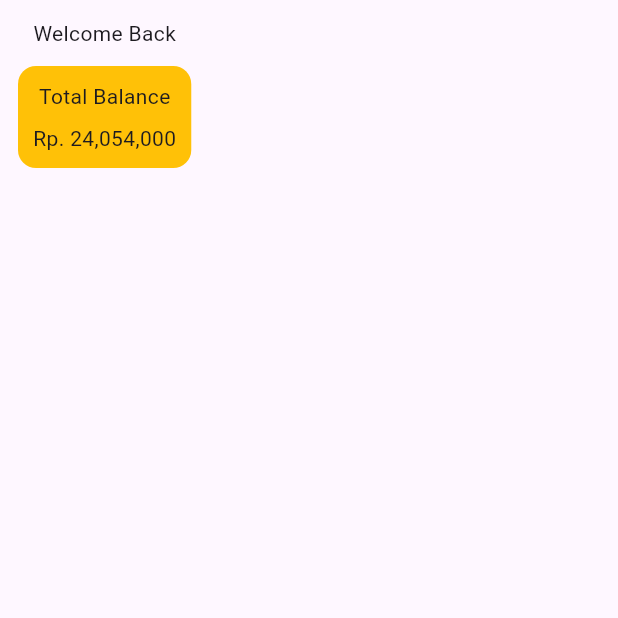
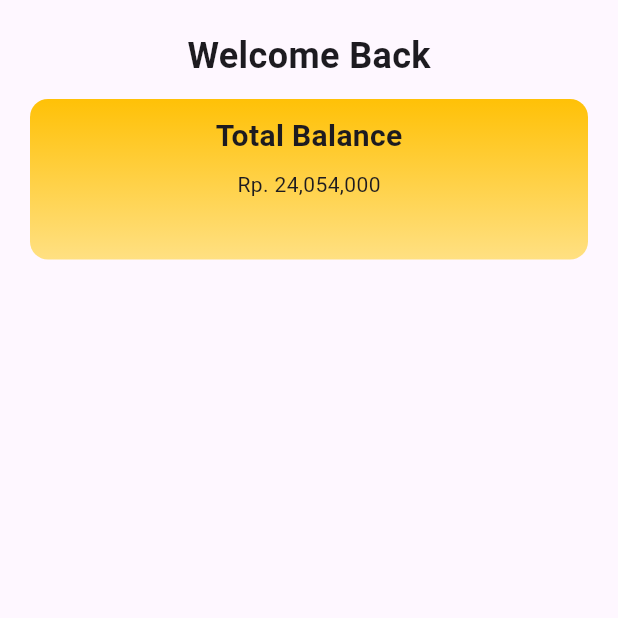
Before and after one commit to Pteraaaa/SoftEng_Kel10, a Flutter app: the HomeScreen screen opened directly, on a phone screen of 412 x 824 dp, the top half of it. Run offline on Flutter 3.47's test engine with Material 3 defaults, Android fonts, the phone set to English and light mode, and no system bars.

Commit message:
Home Screen 2

```diff
--- a/myapp/lib/Screens/HomeScreen.dart
+++ b/myapp/lib/Screens/HomeScreen.dart
@@ -13,16 +13,21 @@ class _HomeScreenState extends State<HomeScreen> {
   Widget build(BuildContext context) {
     return Scaffold(
       body: Padding(
-        padding: EdgeInsets.all(12),
+        padding: const EdgeInsets.all(20),
+        child: Center(
           child: Column(
             crossAxisAlignment: CrossAxisAlignment.center,
             children: [
-            const Text("Welcome Back"),
+              const Text(
+                "Welcome Back",
+                style: TextStyle(fontSize: 24, fontWeight: FontWeight.bold),
+              ),
               const SizedBox(height: 12),
               TotalBalance(),
             ],
           ),
         ),
+      ),
     );
   }
 }
--- a/myapp/lib/Widgets/LoginForm.dart
+++ b/myapp/lib/Widgets/LoginForm.dart
@@ -64,6 +64,9 @@ class _LoginFormState extends State<LoginForm> {
               if (value == null || value.isEmpty) {
                 return "Password is required";
               }
+              if (value.length < 8) {
+                return "Password must be 8 characters or longer";
+              }
               if (!RegExp(r'[0-9]').hasMatch(value)) {
                 return "Password must contain a number";
               }
--- a/myapp/lib/Widgets/SignUpForm.dart
+++ b/myapp/lib/Widgets/SignUpForm.dart
@@ -86,6 +86,9 @@ class _SignUpFormState extends State<SignUpForm> {
               if (!RegExp(r'[0-9]').hasMatch(value)) {
                 return "Password must contain a number";
               }
+              if (value.length < 8) {
+                return "Password must be 8 characters or longer";
+              }
               if (!RegExp(r'[A-Z]').hasMatch(value)) {
                 return "Password must contain an uppercase letter";
               }
--- a/myapp/lib/Widgets/TotalBalance.dart
+++ b/myapp/lib/Widgets/TotalBalance.dart
@@ -6,18 +6,28 @@ class TotalBalance extends StatelessWidget {
   @override
   Widget build(BuildContext context) {
     return Container(
+      width: double.infinity,
       padding: EdgeInsets.all(10),
       decoration: BoxDecoration(
-        color: Colors.amber,
+        gradient: const LinearGradient(
+          colors: [Color(0xFFFFC107), Color(0xFFFFE082)],
+          begin: Alignment.topCenter,
+          end: Alignment.bottomCenter,
+        ),
         borderRadius: BorderRadius.circular(12),
       ),
       child: Column(
         children: [
-          const Text("Total Balance"),
+          const Text(
+            "Total Balance",
+            style: TextStyle(fontWeight: FontWeight.bold, fontSize: 20),
+          ),
 
           const SizedBox(height: 8),
 
           Text("Rp. 24,054,000"),
+
+          const SizedBox(height: 30),
         ],
       ),
     );
--- a/myapp/lib/main.dart
+++ b/myapp/lib/main.dart
@@ -1,4 +1,5 @@
 import 'package:flutter/material.dart';
+import 'package:myapp/Screens/HomeScreen.dart';
 import 'Screens/LandingScreen.dart';
 
 void main() {
@@ -13,7 +14,7 @@ class MainApp extends StatelessWidget {
     return MaterialApp(
       title: "Pocket Log",
       debugShowCheckedModeBanner: false,
-      home: const LandingScreen(),
+      home: const HomeScreen(),
     );
   }
 }
```
Lines whose indentation alone changed are shown as unchanged.
